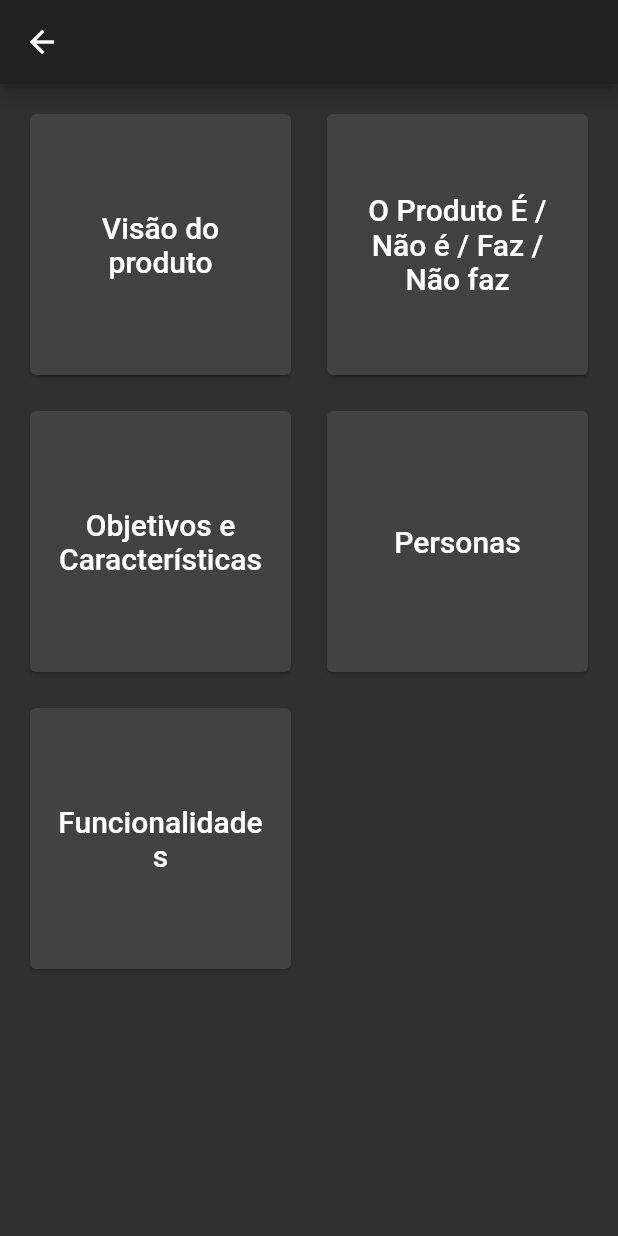
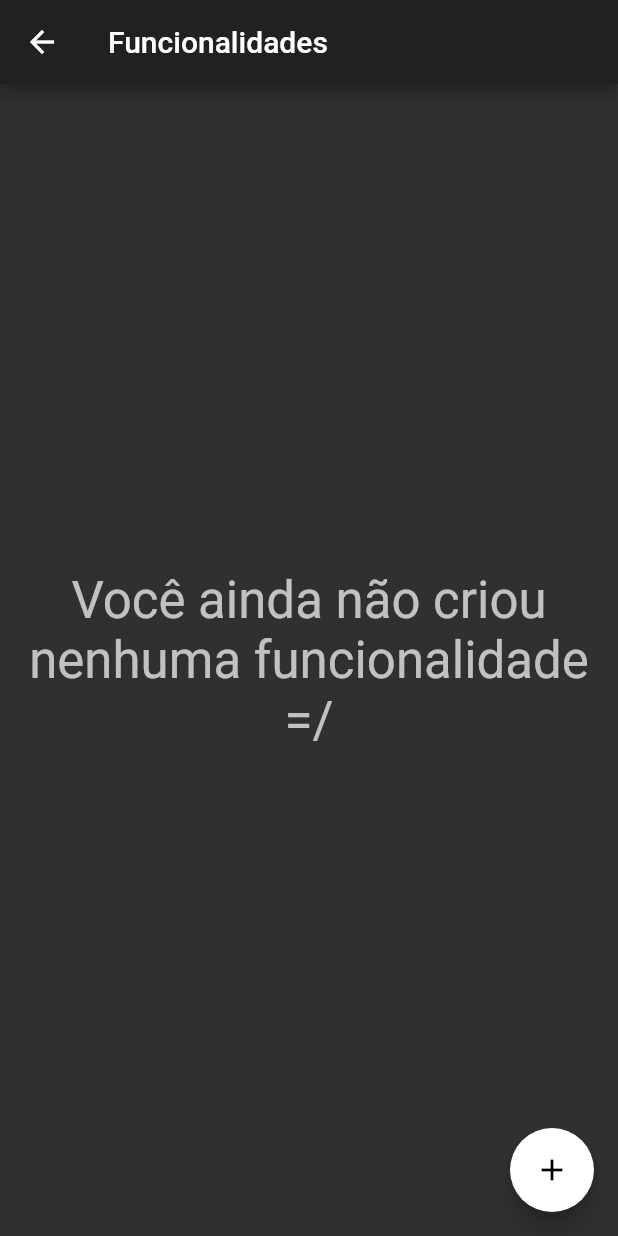
Before and after one commit to lucasgomes-eti/archimedes, a Flutter app: the ProjetoMenu screen opened directly with empty values, after a tap on "Funcionalidades", on a phone screen of 412 x 824 dp. Run offline on Flutter 3.47's test engine with Material 2 defaults, Android fonts, the phone set to English and light mode, and no system bars; our stand-ins replace sqflite; accounts and stored records are empty.

Commit message:
Adiciona funcionalidades

```diff
--- /dev/null
+++ b/lib/dao/FuncionalidadeDAO.dart
@@ -0,0 +1,40 @@
+import 'package:archimedes/db/Database.dart';
+import 'package:archimedes/model/Funcionalidade.dart';
+import 'package:sqflite/sqflite.dart';
+
+class FuncionalidadeDAO {
+  var database = DBProvider.db.database;
+
+  Future<int> create(Funcionalidade funcionalidade) async {
+    return database.then((Database db) async {
+      var res = await db.insert("funcionalidade", funcionalidade.toJson());
+      return res;
+    });
+  }
+
+  Future<List<Funcionalidade>> readAll() async {
+    return await database.then((Database db) async {
+      var res = await db.query("funcionalidade");
+      List<Funcionalidade> list = res.isNotEmpty
+          ? res.map((p) => Funcionalidade.fromJson(p)).toList()
+          : [];
+      return list;
+    });
+  }
+
+  Future<int> update(Funcionalidade newFuncionalidade) async {
+    return database.then((Database db) async {
+      var res = await db.update("funcionalidade", newFuncionalidade.toJson(),
+          where: "funcionalidadeId = ?",
+          whereArgs: [newFuncionalidade.funcionalidadeId]);
+      return res;
+    });
+  }
+
+  delete(int funcionalidadeId) async {
+    await database.then((Database db) {
+      db.delete("funcionalidade",
+          where: "funcionalidadeId = ?", whereArgs: [funcionalidadeId]);
+    });
+  }
+}
--- /dev/null
+++ b/lib/ui/FuncionalidadesPage.dart
@@ -0,0 +1,84 @@
+import 'package:archimedes/dao/FuncionalidadeDAO.dart';
+import 'package:archimedes/model/Funcionalidade.dart';
+import 'package:archimedes/ui/NovaFuncionalidadePage.dart';
+import 'package:flutter/material.dart';
+
+class FuncionalidadesPage extends StatefulWidget {
+  final int projetoId;
+
+  FuncionalidadesPage({Key key, this.projetoId}) : super(key: key);
+
+  @override
+  createState() => _FuncionalidadesState();
+}
+
+class _FuncionalidadesState extends State<FuncionalidadesPage> {
+  final dao = FuncionalidadeDAO();
+
+  @override
+  Widget build(BuildContext context) {
+    return Scaffold(
+      appBar: AppBar(
+        title: Text('Funcionalidades'),
+      ),
+      body: FutureBuilder<List<Funcionalidade>>(
+          future: dao.readAll(),
+          builder: (BuildContext context,
+              AsyncSnapshot<List<Funcionalidade>> snapshot) {
+            if (snapshot.hasData) {
+              if (snapshot.data.isNotEmpty) {
+                return ListView.builder(
+                  itemCount: snapshot.data.length,
+                  itemBuilder: (BuildContext context, int index) {
+                    var item = snapshot.data[index];
+                    return Dismissible(
+                      key: UniqueKey(),
+                      background: Container(color: Colors.red),
+                      onDismissed: (direction) async {
+                        await dao.delete(item.funcionalidadeId);
+                      },
+                      child: ListTile(
+                        title: Text(item.descricao),
+                        onTap: () {
+                          Navigator.push(
+                              context,
+                              MaterialPageRoute(
+                                  builder: (context) => NovaFuncionalidadePage(
+                                        funcionalidade: item,
+                                        editing: true,
+                                      )));
+                        },
+                      ),
+                    );
+                  },
+                );
+              } else {
+                return Center(
+                  child: Text(
+                    'Você ainda não criou nenhuma funcionalidade =/',
+                    style: Theme.of(context).textTheme.display1,
+                    textAlign: TextAlign.center,
+                  ),
+                );
+              }
+            } else {
+              return Center(child: CircularProgressIndicator());
+            }
+          }),
+      floatingActionButton: FloatingActionButton(
+        child: Icon(Icons.add),
+        tooltip: 'Criar funcionalidade',
+        onPressed: () {
+          Navigator.push(
+              context,
+              MaterialPageRoute(
+                  builder: (context) => NovaFuncionalidadePage(
+                        projetoId: widget.projetoId,
+                        funcionalidade: null,
+                        editing: false,
+                      )));
+        },
+      ),
+    );
+  }
+}
--- a/lib/ui/ProjetoMenu.dart
+++ b/lib/ui/ProjetoMenu.dart
@@ -1,4 +1,5 @@
 import 'package:archimedes/ui/ENaoEFazNaoFazPage.dart';
+import 'package:archimedes/ui/FuncionalidadesPage.dart';
 import 'package:archimedes/ui/ObjetivoCaracteriscaPage.dart';
 import 'package:archimedes/ui/PersonasPage.dart';
 import 'package:flutter/material.dart';
@@ -114,7 +115,13 @@ class ProjetoMenu extends StatelessWidget {
                     style: Theme.of(context).textTheme.title,
                   )),
                 ),
-                onTap: () {},
+                onTap: () {
+                  Navigator.push(
+                      context,
+                      MaterialPageRoute(
+                          builder: (context) =>
+                              FuncionalidadesPage(projetoId: projetoId)));
+                },
               ),
             )
           ],
```
Also changed, not shown: lib/model/Funcionalidade.dart (+42 -8 lines), lib/ui/NovaFuncionalidadePage.dart (added, +329 -0 lines).
